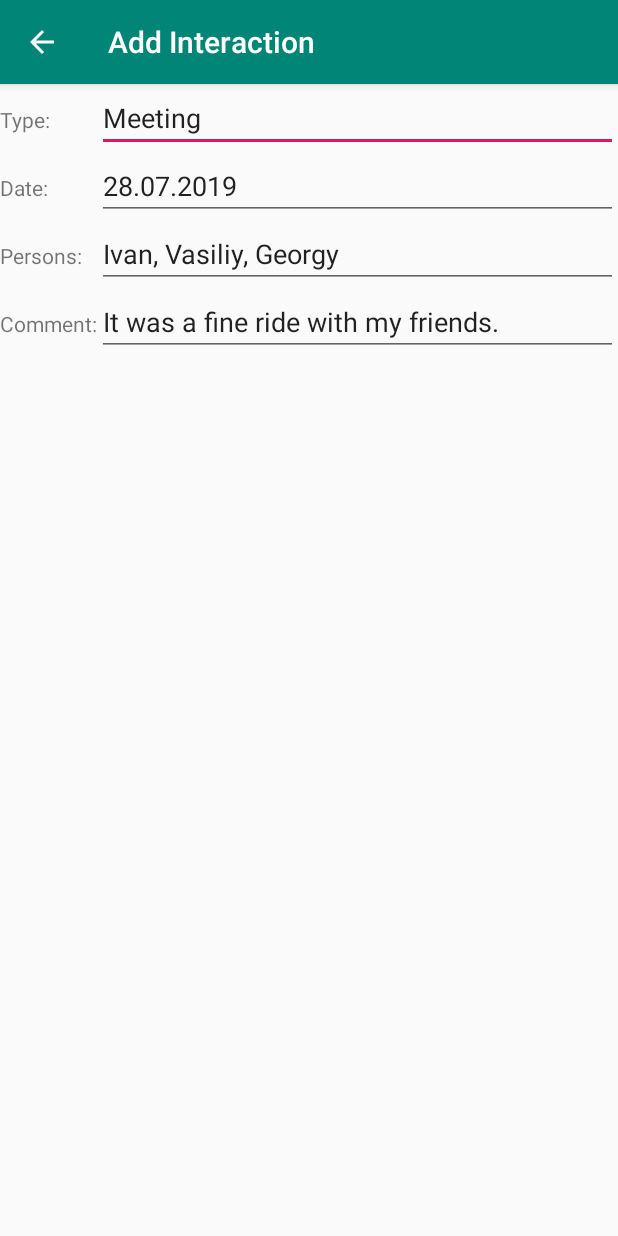
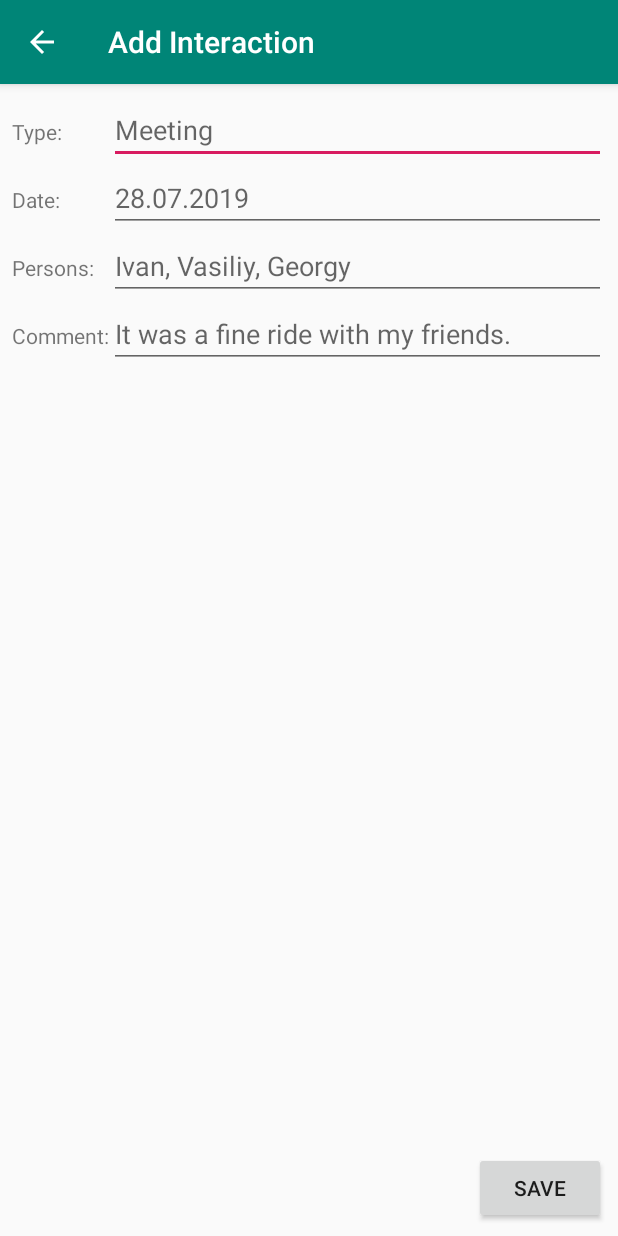
Before and after one commit to kirillsmirnov1/Friends-reminder-android, an Android app: the screen it shows after launch (AddInteraction), after a tap on an icon or button, on a phone screen of 412 x 824 dp. Run offline under Robolectric (Android 15) with nearby library versions, the light colour scheme and no system bars.

Commit message:
Send interaction back

```diff
--- a/app/src/main/java/com/trulden/friends/AddInteraction.java
+++ b/app/src/main/java/com/trulden/friends/AddInteraction.java
@@ -1,13 +1,42 @@
 package com.trulden.friends;
 
+import android.content.Intent;
+import android.view.View;
+import android.widget.EditText;
+import android.widget.TextView;
 import androidx.appcompat.app.AppCompatActivity;
 import android.os.Bundle;
 
 public class AddInteraction extends AppCompatActivity {
 
+    private EditText mType;
+    private EditText mDate;
+    private EditText mFriends;
+    private EditText mComment;
+
+    public static final String EXTRA_NEW_INTERACTION = "EXTRA_NEW_INTERACTION";
+
     @Override
     protected void onCreate(Bundle savedInstanceState) {
         super.onCreate(savedInstanceState);
         setContentView(R.layout.activity_add_interaction);
+
+        mType = findViewById(R.id.editType);
+        mDate = findViewById(R.id.editDate);
+        mFriends = findViewById(R.id.editPersons);
+        mComment = findViewById(R.id.editComment);
+    }
+
+    public void saveInteraction(View view) {
+        String result =
+                        mDate.getText().toString() + " • " +
+                        mType.getText().toString() + "\n" +
+                        mFriends.getText().toString() + "\n" +
+                        mComment.getText().toString() + "\n";
+
+        Intent replyIntent = new Intent();
+        replyIntent.putExtra(EXTRA_NEW_INTERACTION, result);
+        setResult(RESULT_OK, replyIntent);
+        finish();
     }
 }
--- a/app/src/main/java/com/trulden/friends/MainActivity.java
+++ b/app/src/main/java/com/trulden/friends/MainActivity.java
@@ -3,7 +3,8 @@ package com.trulden.friends;
 import android.content.Intent;
 import android.os.Bundle;
 import android.util.Log;
-import com.google.android.material.floatingactionbutton.FloatingActionButton;
+import android.widget.TextView;
+import androidx.annotation.Nullable;
 import androidx.appcompat.app.AppCompatActivity;
 import androidx.appcompat.widget.Toolbar;
 import android.view.View;
@@ -13,6 +14,8 @@ import android.view.MenuItem;
 public class MainActivity extends AppCompatActivity {
 
     private static final String LOG_TAG = MainActivity.class.getSimpleName();
+    public static final int NEW_INTERACTION_REQUEST = 1;
+    TextView mMainText;
 
     @Override
     protected void onCreate(Bundle savedInstanceState) {
@@ -21,14 +24,7 @@ public class MainActivity extends AppCompatActivity {
         Toolbar toolbar = findViewById(R.id.toolbar);
         setSupportActionBar(toolbar);
 
-        FloatingActionButton fab = findViewById(R.id.fab);
-//        fab.setOnClickListener(new View.OnClickListener() {
-//            @Override
-//            public void onClick(View view) {
-//                Snackbar.make(view, "This button doesn't work yet", Snackbar.LENGTH_LONG)
-//                        .setAction("Action", null).show();
-//            }
-//        });
+        mMainText = findViewById(R.id.main_text);
     }
 
     @Override
@@ -56,6 +52,17 @@ public class MainActivity extends AppCompatActivity {
     public void addMeeting(View view) {
         Log.d(LOG_TAG, "plus pressed");
         Intent intent = new Intent(this, AddInteraction.class);
-        startActivity(intent);
+        startActivityForResult(intent, NEW_INTERACTION_REQUEST);
+    }
+
+    @Override
+    protected void onActivityResult(int requestCode, int resultCode, @Nullable Intent data) {
+        super.onActivityResult(requestCode, resultCode, data);
+        if(requestCode == NEW_INTERACTION_REQUEST){
+            if(resultCode == RESULT_OK){
+                String reply = data.getStringExtra(AddInteraction.EXTRA_NEW_INTERACTION);
+                mMainText.append(reply + "\n");
+            }
+        }
     }
 }
--- a/app/src/main/res/layout/activity_add_interaction.xml
+++ b/app/src/main/res/layout/activity_add_interaction.xml
@@ -1,13 +1,23 @@
 <?xml version="1.0" encoding="utf-8"?>
+
+<androidx.constraintlayout.widget.ConstraintLayout
+        xmlns:android="http://schemas.android.com/apk/res/android"
+        xmlns:app="http://schemas.android.com/apk/res-auto" xmlns:tools="http://schemas.android.com/tools" android:layout_height="match_parent"
+        android:layout_width="match_parent">
     <TableLayout
             xmlns:android="http://schemas.android.com/apk/res/android"
             xmlns:tools="http://schemas.android.com/tools"
             xmlns:app="http://schemas.android.com/apk/res-auto"
-        android:layout_width="match_parent"
-        android:layout_height="match_parent"
+            android:layout_width="0dp"
+            android:layout_height="0dp"
             tools:context=".AddInteraction"
             android:stretchColumns="1"
->
+            android:layout_marginTop="8dp"
+            app:layout_constraintTop_toTopOf="parent" android:layout_marginStart="8dp"
+            app:layout_constraintStart_toStartOf="parent" android:layout_marginLeft="8dp" android:layout_marginEnd="8dp"
+            app:layout_constraintEnd_toEndOf="parent" android:layout_marginRight="8dp"
+            app:layout_constraintHorizontal_bias="1.0" android:layout_marginBottom="8dp"
+            app:layout_constraintBottom_toTopOf="@+id/button_save_interaction">
         <TableRow
                 android:layout_width="match_parent"
                 android:layout_height="match_parent">
@@ -19,9 +29,8 @@
                     android:layout_width="wrap_content"
                     android:layout_height="wrap_content"
                     android:inputType="textPersonName"
-                android:text="@string/meeting_input_invitation"
                     android:ems="10"
-                android:id="@+id/editType"/>
+                    android:id="@+id/editType" android:hint="@string/meeting_input_invitation"/>
         </TableRow>
         <TableRow
                 android:layout_width="match_parent"
@@ -35,7 +44,7 @@
                     android:layout_height="wrap_content"
                     android:inputType="date"
                     android:ems="10"
-                android:id="@+id/editDate" android:text="@string/default_date"/>
+                    android:id="@+id/editDate" android:hint="@string/default_date"/>
         </TableRow>
         <TableRow
                 android:layout_width="match_parent"
@@ -48,7 +57,7 @@
                     android:layout_width="wrap_content"
                     android:layout_height="wrap_content"
                     android:inputType="textPersonName"
-                android:text="@string/default_persons"
+                    android:hint="@string/default_persons"
                     android:ems="10"
                     android:id="@+id/editPersons"/>
         </TableRow>
@@ -64,6 +73,16 @@
                     android:layout_height="wrap_content"
                     android:inputType="textMultiLine"
                     android:ems="10"
-                android:id="@+id/editComment" android:text="@string/default_meeting_comment"/>
+                    android:id="@+id/editComment" android:hint="@string/default_meeting_comment"/>
         </TableRow>
     </TableLayout>
+    <Button
+            android:text="@string/save"
+            android:layout_width="wrap_content"
+            android:layout_height="wrap_content" android:id="@+id/button_save_interaction"
+            android:layout_marginBottom="8dp"
+            app:layout_constraintBottom_toBottomOf="parent" app:layout_constraintEnd_toEndOf="parent"
+            android:layout_marginEnd="8dp" android:layout_marginRight="8dp"
+            android:onClick="saveInteraction"
+    />
+</androidx.constraintlayout.widget.ConstraintLayout>
--- a/app/src/main/res/values/strings.xml
+++ b/app/src/main/res/values/strings.xml
@@ -13,4 +13,5 @@
     <string name="default_persons">Ivan, Vasiliy, Georgy</string>
     <string name="comment_input_invitation">Comment:</string>
     <string name="default_meeting_comment">It was a fine ride with my friends.</string>
+    <string name="save">Save</string>
 </resources>
```
Also changed, not shown: app/src/main/res/layout/activity_main.xml (+4 -4 lines), app/src/main/res/layout/content_main.xml (+4 -4 lines). Lines whose indentation alone changed are shown as unchanged.
